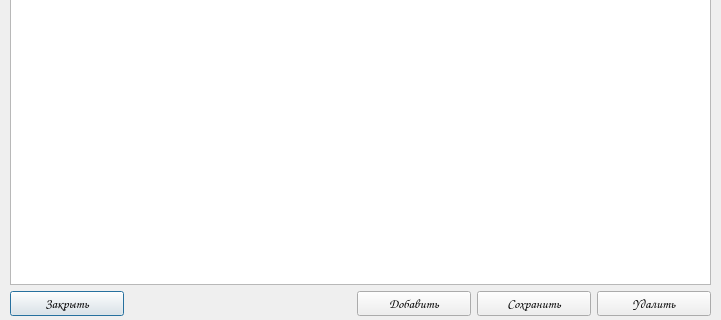
Qt form forms/table.ui (AllaKzm/Praktic) before a commit; both pictures show x 0 to 721 and y 295 to 615 of the 721 by 615 pixel window.
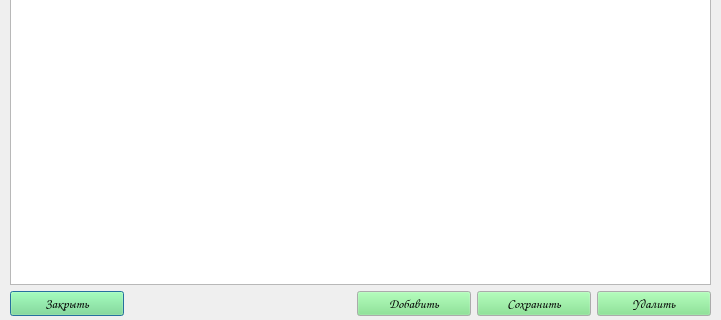
The same form after that commit.

```diff
--- a/forms/table.ui
+++ b/forms/table.ui
@@ -10,6 +10,43 @@
     <height>615</height>
    </rect>
   </property>
+  <property name="palette">
+   <palette>
+    <active>
+     <colorrole role="Button">
+      <brush brushstyle="SolidPattern">
+       <color alpha="255">
+        <red>118</red>
+        <green>227</green>
+        <blue>131</blue>
+       </color>
+      </brush>
+     </colorrole>
+    </active>
+    <inactive>
+     <colorrole role="Button">
+      <brush brushstyle="SolidPattern">
+       <color alpha="255">
+        <red>118</red>
+        <green>227</green>
+        <blue>131</blue>
+       </color>
+      </brush>
+     </colorrole>
+    </inactive>
+    <disabled>
+     <colorrole role="Button">
+      <brush brushstyle="SolidPattern">
+       <color alpha="255">
+        <red>118</red>
+        <green>227</green>
+        <blue>131</blue>
+       </color>
+      </brush>
+     </colorrole>
+    </disabled>
+   </palette>
+  </property>
   <property name="windowTitle">
    <string>Dialog</string>
   </property>
```
